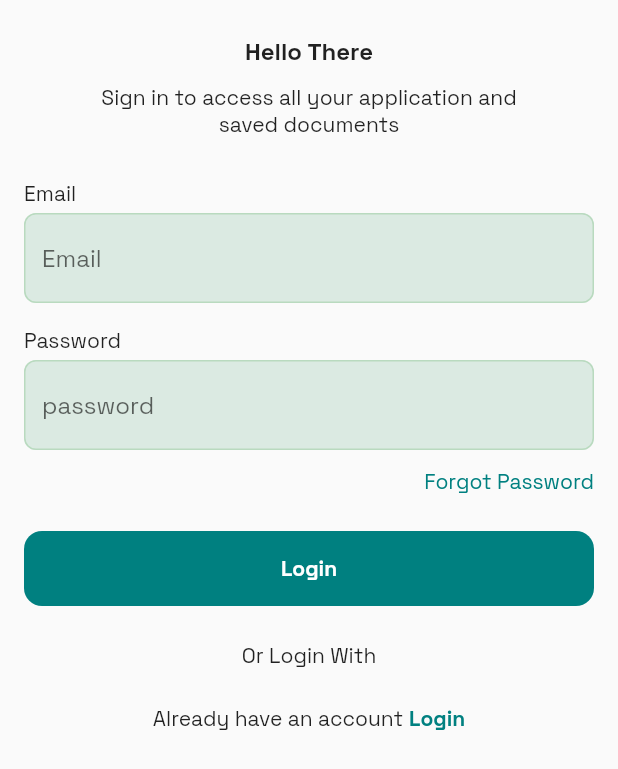
After one commit to Crucialjun/mobile_cyber, a Flutter app: the SignUpScreen screen opened by its route, after a tap on "Login", on a phone screen of 412 x 824 dp. The commit adds this screen. Shown: the top 769 px of the screen. Run offline on Flutter 3.47's test engine with Material 2 defaults, Android fonts, the phone set to English and light mode, and no system bars; our stand-ins replace flutter_svg, google_fonts, hooks_riverpod, intl_phone_number_input, smooth_page_indicator.

Commit message:
add sign in screen

```diff
--- /dev/null
+++ b/lib/features/auth/screens/login_screen.dart
@@ -0,0 +1,116 @@
+import 'package:flutter/material.dart';
+import 'package:mobile_cyber/features/common/constants.dart';
+import 'package:mobile_cyber/utils/customTextFormDecoration.dart';
+
+class LoginScreen extends StatelessWidget {
+  static const String routeName = "login_screen";
+  const LoginScreen({super.key});
+
+  @override
+  Widget build(BuildContext context) {
+    return Scaffold(
+      body: SafeArea(
+        child: Padding(
+          padding: const EdgeInsets.symmetric(horizontal: 16),
+          child:
+              Column(crossAxisAlignment: CrossAxisAlignment.stretch, children: [
+            const SizedBox(
+              height: 24,
+            ),
+            const Text(
+              "Hello There",
+              textAlign: TextAlign.center,
+              style: TextStyle(fontSize: 16, fontWeight: FontWeight.bold),
+            ),
+            const SizedBox(
+              height: 12,
+            ),
+            const Padding(
+              padding: EdgeInsets.symmetric(horizontal: 36.0),
+              child: Text(
+                "Sign in to access all your application and saved documents",
+                textAlign: TextAlign.center,
+              ),
+            ),
+            const SizedBox(
+              height: 24,
+            ),
+            const SizedBox(
+              height: 4,
+            ),
+            const Text(
+              "Email",
+            ),
+            const SizedBox(
+              height: 4,
+            ),
+            const TextField(
+                decoration: CustomTextFieldDecoration(hintStringText: "Email")),
+            const SizedBox(
+              height: 16,
+            ),
+            const Text(
+              "Password",
+            ),
+            const SizedBox(
+              height: 4,
+            ),
+            const TextField(
+                decoration:
+                    CustomTextFieldDecoration(hintStringText: "password")),
+            const SizedBox(
+              height: 12,
+            ),
+            const Align(
+              alignment: Alignment.centerRight,
+              child: Text(
+                "Forgot Password",
+                style: TextStyle(color: appMainColor),
+              ),
+            ),
+            const SizedBox(
+              height: 24,
+            ),
+            Container(
+              decoration: BoxDecoration(
+                  color: appMainColor, borderRadius: BorderRadius.circular(12)),
+              child: const Padding(
+                padding: EdgeInsets.all(16.0),
+                child: Text(
+                  "Login",
+                  textAlign: TextAlign.center,
+                  style: TextStyle(
+                    fontWeight: FontWeight.bold,
+                    color: Colors.white,
+                  ),
+                ),
+              ),
+            ),
+            const SizedBox(
+              height: 24,
+            ),
+            const Align(
+                alignment: Alignment.center, child: Text("Or Login With")),
+            const SizedBox(
+              height: 24,
+            ),
+            Row(
+              mainAxisAlignment: MainAxisAlignment.center,
+              children: const [
+                Text("Already have an account"),
+                SizedBox(
+                  width: 4,
+                ),
+                Text(
+                  "Login",
+                  style: TextStyle(
+                      color: appMainColor, fontWeight: FontWeight.bold),
+                )
+              ],
+            )
+          ]),
+        ),
+      ),
+    );
+  }
+}
--- a/lib/features/auth/screens/sign_up_screen.dart
+++ b/lib/features/auth/screens/sign_up_screen.dart
@@ -1,66 +1,66 @@
 import 'package:flutter/material.dart';
 import 'package:intl_phone_number_input/intl_phone_number_input.dart';
+import 'package:mobile_cyber/features/auth/screens/login_screen.dart';
 import 'package:mobile_cyber/features/common/constants.dart';
 import 'package:mobile_cyber/utils/customTextFormDecoration.dart';
 
-class SignupScreen extends StatefulWidget {
+class SignUpScreen extends StatefulWidget {
   static const String routeName = "sign_up_screen";
 
-  const SignupScreen({super.key});
+  const SignUpScreen({super.key});
 
   @override
-  State<SignupScreen> createState() => _SignupScreenState();
+  State<SignUpScreen> createState() => _SignUpScreenState();
 }
 
-class _SignupScreenState extends State<SignupScreen> {
+class _SignUpScreenState extends State<SignUpScreen> {
   TextEditingController phoneNumberController = TextEditingController();
   TextEditingController usernameController = TextEditingController();
   PhoneNumber number = PhoneNumber(isoCode: 'KE');
-
 
   @override
   Widget build(BuildContext context) {
     return Scaffold(
       body: SafeArea(
         child: Padding(
-          padding: EdgeInsets.symmetric(horizontal: 16),
+          padding: const EdgeInsets.symmetric(horizontal: 16),
           child:
               Column(crossAxisAlignment: CrossAxisAlignment.stretch, children: [
-            SizedBox(
+            const SizedBox(
               height: 24,
             ),
-            Text(
+            const Text(
               "Register",
               textAlign: TextAlign.center,
               style: TextStyle(fontSize: 16, fontWeight: FontWeight.bold),
             ),
-            SizedBox(
+            const SizedBox(
               height: 12,
             ),
-            Padding(
+            const Padding(
               padding: EdgeInsets.symmetric(horizontal: 36.0),
               child: Text(
                 "All your online applications available at your fingertips when and wherever you need them",
                 textAlign: TextAlign.center,
               ),
             ),
-            SizedBox(
+            const SizedBox(
               height: 24,
             ),
-            Text(
+            const Text(
               "Username",
             ),
-            SizedBox(
+            const SizedBox(
               height: 4,
             ),
-            TextField(
+            const TextField(
                 decoration:
                     CustomTextFieldDecoration(hintStringText: "username")),
-            SizedBox(
+            const SizedBox(
               height: 4,
             ),
-            Text("Enter your phone number"),
-            SizedBox(
+            const Text("Enter your phone number"),
+            const SizedBox(
               height: 4,
             ),
             InternationalPhoneNumberInput(
@@ -68,7 +68,6 @@ class _SignupScreenState extends State<SignupScreen> {
               hintText: "Enter your phone here",
               textStyle: const TextStyle(color: Colors.black),
               textAlign: TextAlign.center,
-
               onInputChanged: (PhoneNumber number) {
                 if (number.phoneNumber != null) {}
               },
@@ -78,7 +77,8 @@ class _SignupScreenState extends State<SignupScreen> {
               ),
               ignoreBlank: false,
               initialValue: number,
-              inputDecoration: const CustomTextFieldDecoration(hintStringText: ""),
+              inputDecoration:
+                  const CustomTextFieldDecoration(hintStringText: ""),
               autoValidateMode: AutovalidateMode.onUserInteraction,
               cursorColor: Colors.black,
               selectorTextStyle: const TextStyle(color: Colors.black),
@@ -91,47 +91,71 @@ class _SignupScreenState extends State<SignupScreen> {
                 print('On Saved: $number');
               },
             ),
-                Text(
+            const Text(
               "Email",
             ),
-                SizedBox(
+            const SizedBox(
               height: 4,
             ),
-                TextField(
-                    decoration:
-                    CustomTextFieldDecoration(hintStringText: "Email")),
-                Text(
+            const TextField(
+                decoration: CustomTextFieldDecoration(hintStringText: "Email")),
+            const Text(
               "Password",
             ),
-                SizedBox(
+            const SizedBox(
               height: 4,
             ),
-                TextField(
+            const TextField(
                 decoration:
                     CustomTextFieldDecoration(hintStringText: "password")),
-                Text(
+            const Text(
               "Confirm Password",
             ),
-                SizedBox(
+            const SizedBox(
               height: 4,
             ),
-                TextField(
-                    decoration:
-                    CustomTextFieldDecoration(hintStringText: "Confirm Password")),
-                SizedBox(height: 24,),
+            const TextField(
+                decoration: CustomTextFieldDecoration(
+                    hintStringText: "Confirm Password")),
+            const SizedBox(
+              height: 24,
+            ),
             Container(
               decoration: BoxDecoration(
-                    color: appMainColor,
-                    borderRadius: BorderRadius.circular(12)
-                  ),
-                  child: Padding(
-                    padding: const EdgeInsets.all(16.0),
-                    child: const Text("Register",textAlign: TextAlign.center,style: TextStyle(fontWeight: FontWeight.bold, color: Colors.white,),),
+                  color: appMainColor, borderRadius: BorderRadius.circular(12)),
+              child: const Padding(
+                padding: EdgeInsets.all(16.0),
+                child: Text(
+                  "Register",
+                  textAlign: TextAlign.center,
+                  style: TextStyle(
+                    fontWeight: FontWeight.bold,
+                    color: Colors.white,
                   ),
                 ),
-                SizedBox(height: 24,),
-                Row(mainAxisAlignment: MainAxisAlignment.center,
-                  children: [Text("Already have an account"),SizedBox(width: 4,), Text("Login",style: TextStyle(color: appMainColor,fontWeight: FontWeight.bold),)],
+              ),
+            ),
+            const SizedBox(
+              height: 24,
+            ),
+            Row(
+              mainAxisAlignment: MainAxisAlignment.center,
+              children: [
+                const Text("Already have an account"),
+                const SizedBox(
+                  width: 4,
+                ),
+                InkWell(
+                  onTap: () {
+                    Navigator.of(context).pushNamed(LoginScreen.routeName);
+                  },
+                  child: const Text(
+                    "Login",
+                    style: TextStyle(
+                        color: appMainColor, fontWeight: FontWeight.bold),
+                  ),
+                )
+              ],
             )
           ]),
         ),
--- a/lib/features/onboarding/controllers/onboarding_controller.dart
+++ b/lib/features/onboarding/controllers/onboarding_controller.dart
@@ -32,7 +32,7 @@ class OnboardingController extends ChangeNotifier {
           duration: const Duration(milliseconds: 400), curve: Curves.easeOut);
     } else {
       Navigator.pushNamedAndRemoveUntil(
-          context, SignupScreen.routeName, (route) => false);
+          context, SignUpScreen.routeName, (route) => false);
     }
   }
 }
--- a/lib/features/onboarding/screens/onboarding_screen.dart
+++ b/lib/features/onboarding/screens/onboarding_screen.dart
@@ -51,7 +51,7 @@ class _OnboardingScreenState extends ConsumerState<OnboardingScreen> {
                 InkWell(
                   onTap: () {
                     Navigator.pushNamedAndRemoveUntil(
-                        context, SignupScreen.routeName, (route) => false);
+                        context, SignUpScreen.routeName, (route) => false);
                   },
                   child: const Text(
                     "SKIP",
--- a/lib/router.dart
+++ b/lib/router.dart
@@ -1,4 +1,5 @@
 import 'package:flutter/material.dart';
+import 'package:mobile_cyber/features/auth/screens/login_screen.dart';
 import 'package:mobile_cyber/features/auth/screens/sign_up_screen.dart';
 import 'package:mobile_cyber/features/common/screens/error_screen.dart';
 import 'package:mobile_cyber/features/onboarding/screens/onboarding_screen.dart';
@@ -8,8 +9,10 @@ Route<dynamic> generateRoute(RouteSettings settings) {
     case OnboardingScreen.routeName:
       return MaterialPageRoute(
           builder: ((context) => const OnboardingScreen()));
-    case SignupScreen.routeName:
-      return MaterialPageRoute(builder: ((context) => const SignupScreen()));
+    case SignUpScreen.routeName:
+      return MaterialPageRoute(builder: ((context) => const SignUpScreen()));
+    case LoginScreen.routeName:
+      return MaterialPageRoute(builder: ((context) => const LoginScreen()));
     default:
       return MaterialPageRoute(builder: (((context) => const ErrorScreen())));
   }
```
Lines whose indentation alone changed are shown as unchanged.
